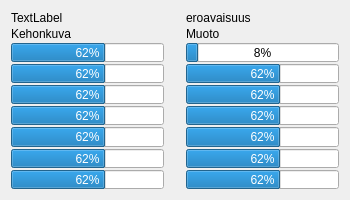
The window that kappalewidget.ui (ismotee/olentoStatistics) describes before a commit, drawn with Qt 5.
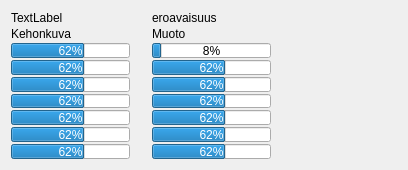
The same window after the commit. Custom widgets are drawn as their Qt base class.

Diff of the .ui file:
```diff
--- a/kappalewidget.ui
+++ b/kappalewidget.ui
@@ -12,8 +12,8 @@
    <rect>
     <x>0</x>
     <y>0</y>
-    <width>350</width>
-    <height>200</height>
+    <width>408</width>
+    <height>170</height>
    </rect>
   </property>
   <property name="sizePolicy">
@@ -25,7 +25,7 @@
   <property name="minimumSize">
    <size>
     <width>350</width>
-    <height>200</height>
+    <height>170</height>
    </size>
   </property>
   <property name="maximumSize">
@@ -241,8 +241,26 @@
      </item>
     </layout>
    </item>
+   <item row="0" column="1">
+    <widget class="GLWidget" name="widget" native="true">
+     <property name="minimumSize">
+      <size>
+       <width>120</width>
+       <height>100</height>
+      </size>
+     </property>
+    </widget>
+   </item>
   </layout>
  </widget>
+ <customwidgets>
+  <customwidget>
+   <class>GLWidget</class>
+   <extends>QWidget</extends>
+   <header>glwidget.h</header>
+   <container>1</container>
+  </customwidget>
+ </customwidgets>
  <resources/>
  <connections/>
 </ui>
```
